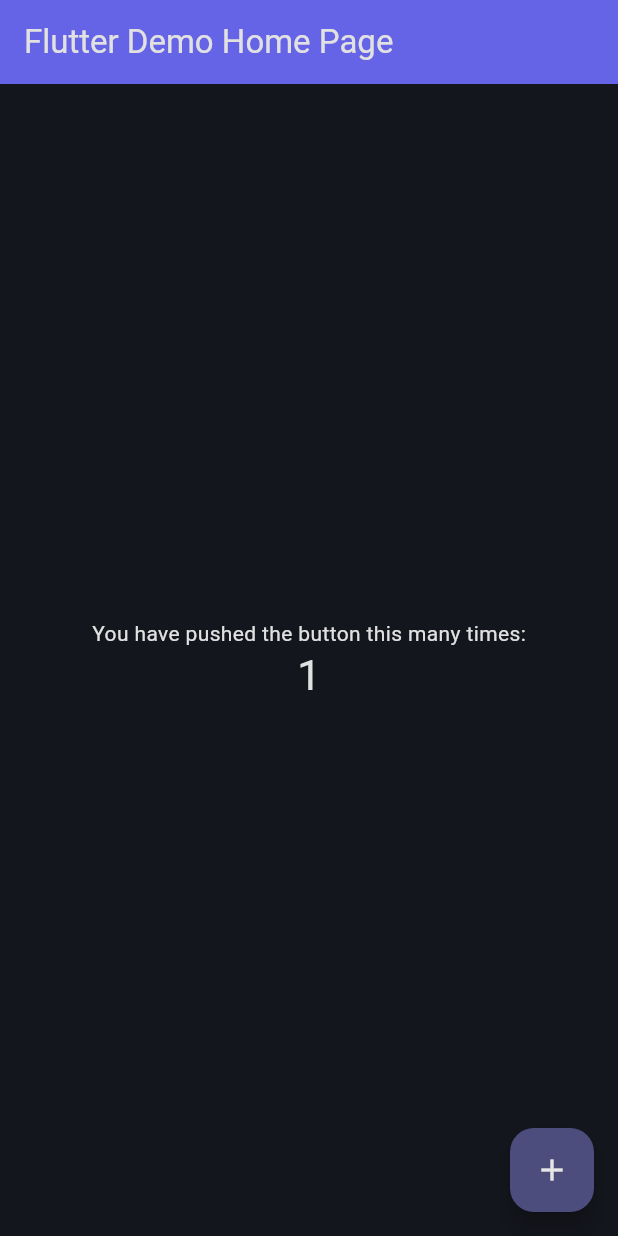
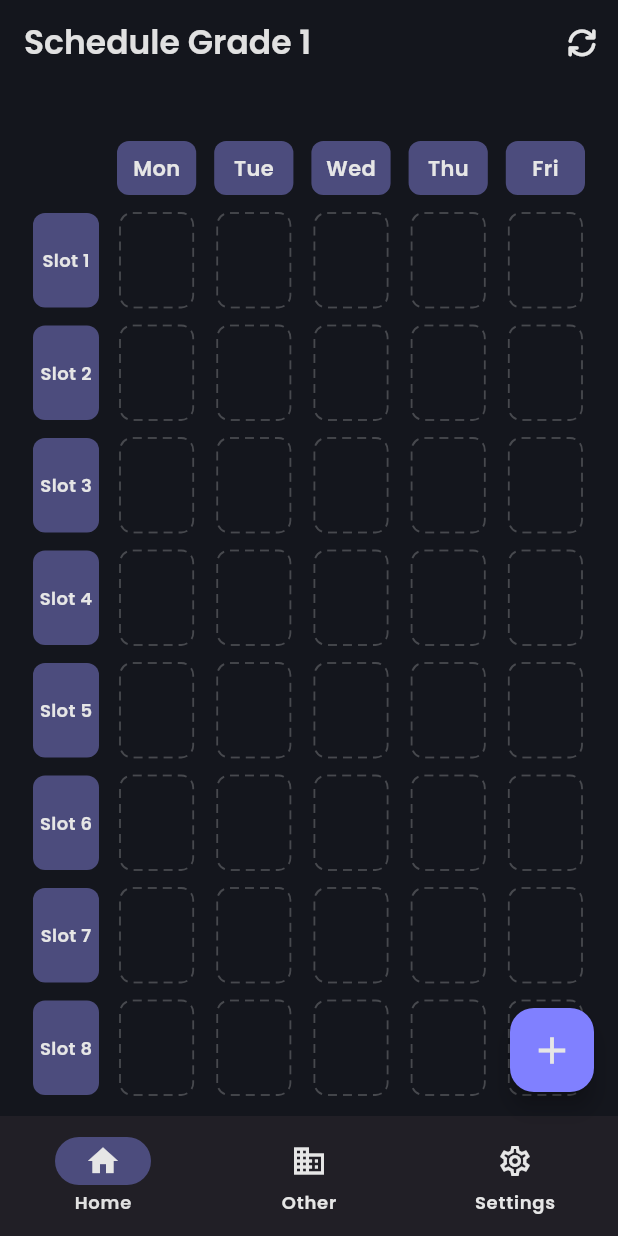
Before and after one commit to andongni0723/TimeGrid, a Flutter app: the screen it shows after launch, after a tap on the "add" icon, on a phone screen of 412 x 824 dp. Run offline on Flutter 3.47's test engine with Material 3 defaults, Android fonts, the phone set to English and light mode, and no system bars; our stand-ins replace font_awesome_flutter.

Commit message:
v0.1.0 - Add Grid Function

```diff
--- a/lib/main.dart
+++ b/lib/main.dart
@@ -1,55 +1,29 @@
 import 'package:flutter/material.dart';
-import 'package:timegrid/theme/Theme.dart';
+import 'package:font_awesome_flutter/font_awesome_flutter.dart';
+import 'package:timegrid/schedule.dart';
+import 'package:timegrid/theme/Theme.dart'; // 你的 color scheme 檔
 
-void main() {
-  runApp(const MyApp());
-}
+void main() => runApp(const MyApp());
 
 class MyApp extends StatelessWidget {
   const MyApp({super.key});
 
-  // This widget is the root of your application.
   @override
   Widget build(BuildContext context) {
     return MaterialApp(
-      title: 'Flutter Demo',
+      title: 'TimeGrid',
       theme: ThemeData(
-        // This is the theme of your application.
-        //
-        // TRY THIS: Try running your application with "flutter run". You'll see
-        // the application has a blue toolbar. Then, without quitting the app,
-        // try changing the seedColor in the colorScheme below to Colors.green
-        // and then invoke "hot reload" (save your changes or press the "hot
-        // reload" button in a Flutter-supported IDE, or press "r" if you used
-        // the command line to start the app).
-        //
-        // Notice that the counter didn't reset back to zero; the application
-        // state is not lost during the reload. To reset the state, use hot
-        // restart instead.
-        //
-        // This works for code too, not just values: Most code changes can be
-        // tested with just a hot reload.
-        // colorScheme: ColorScheme.fromSeed(seedColor: Colors.deepPurple),
         colorScheme: darkColorScheme,
+        fontFamily: 'Poppins',
         useMaterial3: true,
       ),
-      home: const MyHomePage(title: 'Flutter Demo Home Page'),
+      home: const MyHomePage(title: 'Schedule Grade 1'),
     );
   }
 }
 
 class MyHomePage extends StatefulWidget {
   const MyHomePage({super.key, required this.title});
-
-  // This widget is the home page of your application. It is stateful, meaning
-  // that it has a State object (defined below) that contains fields that affect
-  // how it looks.
-
-  // This class is the configuration for the state. It holds the values (in this
-  // case the title) provided by the parent (in this case the App widget) and
-  // used by the build method of the State. Fields in a Widget subclass are
-  // always marked "final".
-
   final String title;
 
   @override
@@ -58,70 +32,58 @@ class MyHomePage extends StatefulWidget {
 
 class _MyHomePageState extends State<MyHomePage> {
   int _counter = 0;
+  int _selectedIndex = 0; // For bottom navigation bar
 
-  void _incrementCounter() {
-    setState(() {
-      // This call to setState tells the Flutter framework that something has
-      // changed in this State, which causes it to rerun the build method below
-      // so that the display can reflect the updated values. If we changed
-      // _counter without calling setState(), then the build method would not be
-      // called again, and so nothing would appear to happen.
-      _counter++;
-    });
-  }
+  void _incrementCounter() => setState(() => _counter++);
 
   @override
   Widget build(BuildContext context) {
-    // This method is rerun every time setState is called, for instance as done
-    // by the _incrementCounter method above.
-    //
-    // The Flutter framework has been optimized to make rerunning build methods
-    // fast, so that you can just rebuild anything that needs updating rather
-    // than having to individually change instances of widgets.
+    final cs = Theme.of(context).colorScheme;
     return Scaffold(
       appBar: AppBar(
-        // TRY THIS: Try changing the color here to a specific color (to
-        // Colors.amber, perhaps?) and trigger a hot reload to see the AppBar
-        // change color while the other colors stay the same.
-        backgroundColor: Theme.of(context).colorScheme.inversePrimary,
-        // Here we take the value from the MyHomePage object that was created by
-        // the App.build method, and use it to set our appbar title.
+        backgroundColor: cs.surface,
         title: Text(widget.title),
+        actions: [
+          IconButton(
+            icon: const Icon(FontAwesomeIcons.arrowsRotate, size: 18.0), // Adjust size as needed
+            onPressed: () {}, // Add your search functionality here
+          )
+        ],
       ),
-      body: Center(
-        // Center is a layout widget. It takes a single child and positions it
-        // in the middle of the parent.
-        child: Column(
-          // Column is also a layout widget. It takes a list of children and
-          // arranges them vertically. By default, it sizes itself to fit its
-          // children horizontally, and tries to be as tall as its parent.
-          //
-          // Column has various properties to control how it sizes itself and
-          // how it positions its children. Here we use mainAxisAlignment to
-          // center the children vertically; the main axis here is the vertical
-          // axis because Columns are vertical (the cross axis would be
-          // horizontal).
-          //
-          // TRY THIS: Invoke "debug painting" (choose the "Toggle Debug Paint"
-          // action in the IDE, or press "p" in the console), to see the
-          // wireframe for each widget.
-          mainAxisAlignment: MainAxisAlignment.center,
-          children: <Widget>[
-            const Text(
-              'You have pushed the button this many times:',
-            ),
-            Text(
-              '$_counter',
-              style: Theme.of(context).textTheme.headlineMedium,
-            ),
-          ],
-        ),
-      ),
+      body: const ScheduleBody(),
       floatingActionButton: FloatingActionButton(
+        backgroundColor: cs.primary,
         onPressed: _incrementCounter,
         tooltip: 'Increment',
-        child: const Icon(Icons.add),
-      ), // This trailing comma makes auto-formatting nicer for build methods.
+        child: const Icon(Icons.add, size: 30,),
+      ),
+      bottomNavigationBar: NavigationBar(
+        onDestinationSelected: (int index) {
+          setState(() {
+            _selectedIndex = index;
+          });
+        },
+        backgroundColor: cs.surfaceContainerHighest,
+        indicatorColor: cs.primaryContainer,
+        selectedIndex: _selectedIndex,
+        destinations: const <Widget>[
+          NavigationDestination(
+            selectedIcon: Icon(Icons.home),
+            icon: Icon(Icons.home),
+            label: 'Home',
+          ),
+          NavigationDestination(
+            icon: Icon(Icons.business_outlined),
+            selectedIcon: Icon(Icons.business),
+            label: 'Other',
+          ),
+          NavigationDestination(
+            selectedIcon: Icon(Icons.settings),
+            icon: Icon(Icons.settings_outlined),
+            label: 'Settings',
+          ),
+        ],
+      ),
     );
   }
 }
--- /dev/null
+++ b/lib/schedule.dart
@@ -0,0 +1,357 @@
+import 'dart:ui' as ui;
+import 'package:flutter/material.dart';
+import 'dart:math' as math;
+import 'package:flutter/material.dart';
+
+class ScheduleBody extends StatelessWidget {
+  const ScheduleBody({super.key});
+  @override
+  Widget build(BuildContext context) {
+    return const Padding(
+      padding: EdgeInsets.symmetric(vertical: 32, horizontal: 16),
+      child: Center(child: ScheduleGrid()),
+    );
+  }
+}
+
+/// ScheduleGrid 現在是 Stateful，內部管理已加入的課程 (row, day)
+class ScheduleGrid extends StatefulWidget {
+  final int days;
+  final int rows;
+  final double rowHeight;
+  final double dayHeaderHeight;
+  final double timeLabelWidth;
+  final bool showHeaders;
+
+  const ScheduleGrid({
+    Key? key,
+    this.days = 5,
+    this.rows = 8,
+    this.rowHeight = 75.0,
+    this.dayHeaderHeight = 48.0,
+    this.timeLabelWidth = 56.0,
+    this.showHeaders = true,
+  }) : super(key: key);
+
+  @override
+  State<ScheduleGrid> createState() => _ScheduleGridState();
+}
+
+class _ScheduleGridState extends State<ScheduleGrid> {
+  // 用 string key "r,d" 表示 (row,day)；也可以改成自訂型別
+  final Set<String> _occupied = {};
+
+  String _keyFor(int row, int day) => '$row,$day';
+
+  bool _isOccupied(int row, int day) => _occupied.contains(_keyFor(row, day));
+
+  void _addAt(int row, int day) {
+    setState(() {
+      _occupied.add(_keyFor(row, day));
+    });
+  }
+
+  void _removeAt(int row, int day) {
+    setState(() {
+      _occupied.remove(_keyFor(row, day));
+    });
+  }
+
+  @override
+  Widget build(BuildContext context) {
+    final cs = Theme.of(context).colorScheme;
+    final dayNames = ['Mon', 'Tue', 'Wed', 'Thu', 'Fri'];
+
+    return LayoutBuilder(builder: (context, constraints) {
+      final maxWidth = constraints.maxWidth.isFinite ? constraints.maxWidth : MediaQuery.of(context).size.width;
+      final rightWidth = (maxWidth - widget.timeLabelWidth).clamp(0.0, maxWidth);
+      final dayWidth = widget.days > 0 ? rightWidth / widget.days : 0.0;
+      final totalHeight = widget.rows * widget.rowHeight;
+
+      return Column(
+        crossAxisAlignment: CrossAxisAlignment.start,
+        children: [
+          if (widget.showHeaders)
+            SizedBox(
+              height: widget.dayHeaderHeight,
+              child: Row(
+                children: [
+                  SizedBox(width: widget.timeLabelWidth),
+                  SizedBox(
+                    width: rightWidth,
+                    child: Row(
+                      children: List.generate(widget.days, (d) {
+                        return SizedBox(
+                          width: dayWidth,
+                          child: _HeaderCell(
+                            label: (d < dayNames.length) ? dayNames[d] : 'Day ${d + 1}',
+                            color: cs.primaryContainer,
+                            textColor: cs.onPrimaryContainer,
+                          ),
+                        );
+                      }),
+                    ),
+                  ),
+                ],
+              ),
+            ),
+
+          SizedBox(
+            height: totalHeight,
+            child: Row(
+              children: [
+                // 時間欄（左）
+                SizedBox(
+                  width: widget.timeLabelWidth,
+                  child: _TimeColumn(
+                    rows: widget.rows,
+                    rowHeight: widget.rowHeight,
+                    bgColor: cs.primaryContainer,
+                    textColor: cs.onPrimaryContainer,
+                  ),
+                ),
+
+                // 格子區（右）
+                SizedBox(
+                  width: rightWidth,
+                  child: Column(
+                    children: List.generate(widget.rows, (r) {
+                      return SizedBox(
+                        height: widget.rowHeight,
+                        child: Row(
+                          children: List.generate(widget.days, (d) {
+                            final occupied = _isOccupied(r, d);
+                            return SizedBox(
+                              width: dayWidth,
+                              child: Padding(
+                                padding: const EdgeInsets.symmetric(horizontal: 8.0, vertical: 6.0),
+                                child: GestureDetector(
+                                  onTap: () {
+                                    if (!occupied) {
+                                      // 新增課程（示範）
+                                      _addAt(r, d);
+                                    }
+                                  },
+                                  onLongPress: () {
+                                    if (occupied) {
+                                      _removeAt(r, d);
+                                    }
+                                  },
+                                  child: occupied
+                                      ? _CourseCard(
+                                    title: 'English',
+                                    room: 'R101',
+                                    color: cs.primary,
+                                  )
+                                      : _EmptyCell(
+                                    borderColor: cs.onSurface.withValues(alpha: 0.25),
+                                    radius: 8,
+                                    dashWidth: 6,
+                                    dashGap: 4,
+                                  ),
+                                ),
+                              ),
+                            );
+                          }),
+                        ),
+                      );
+                    }),
+                  ),
+                ),
+              ],
+            ),
+          ),
+        ],
+      );
+    });
+  }
+}
+
+/// Header 單日 cell
+class _HeaderCell extends StatelessWidget {
+  final String label;
+  final Color color;
+  final Color textColor;
+
+  const _HeaderCell({
+    Key? key,
+    required this.label,
+    required this.color,
+    required this.textColor,
+  }) : super(key: key);
+
+  @override
+  Widget build(BuildContext context) {
+    return Padding(
+      padding: const EdgeInsets.symmetric(horizontal: 6.0, vertical: 6.0),
+      child: Container(
+        alignment: Alignment.center,
+        decoration: BoxDecoration(
+          color: color,
+          borderRadius: BorderRadius.circular(8),
+        ),
+        child: Text(
+          label,
+          style: TextStyle(color: textColor, fontWeight: FontWeight.w600),
+        ),
+      ),
+    );
+  }
+}
+
+/// 左側時間 column（每個 slot 的 decoration 與 header 一致）
+class _TimeColumn extends StatelessWidget {
+  final int rows;
+  final double rowHeight;
+  final Color bgColor;
+  final Color textColor;
+
+  const _TimeColumn({
+    Key? key,
+    required this.rows,
+    required this.rowHeight,
+    required this.bgColor,
+    required this.textColor,
+  }) : super(key: key);
+
+  @override
+  Widget build(BuildContext context) {
+    return Column(
+      children: List.generate(rows, (r) {
+        return Padding(
+          padding: const EdgeInsets.symmetric(vertical: 6.0, horizontal: 6.0),
+          child: Container(
+            height: rowHeight - 12, // 扣掉 padding
+            decoration: BoxDecoration(
+              color: bgColor,
+              borderRadius: BorderRadius.circular(8),
+            ),
+            alignment: Alignment.center,
+            child: Text(
+              'Slot ${r + 1}',
+              style: TextStyle(color: textColor, fontSize: 12),
+            ),
+          ),
+        );
+      }),
+    );
+  }
+}
+
+/// 空格子：透明填滿 + 虛線圓角框
+class _EmptyCell extends StatelessWidget {
+  final Color borderColor;
+  final double radius;
+  final double dashWidth;
+  final double dashGap;
+
+  const _EmptyCell({
+    Key? key,
+    required this.borderColor,
+    this.radius = 8,
+    this.dashWidth = 6,
+    this.dashGap = 4,
+  }) : super(key: key);
+
+  @override
+  Widget build(BuildContext context) {
+    return CustomPaint(
+      painter: _DashedRoundedRectPainter(
+        color: borderColor,
+        radius: radius,
+        dashWidth: dashWidth,
+        dashGap: dashGap,
+      ),
+      child: Container(
+        padding: const EdgeInsets.all(6),
+        alignment: Alignment.topLeft,
+      ),
+    );
+  }
+}
+
+class _CourseCard extends StatelessWidget {
+  final String title;
+  final String room;
+  final Color color;
+
+  const _CourseCard({
+    Key? key,
+    required this.title,
+    required this.room,
+    required this.color,
+  }) : super(key: key);
+
+  @override
+  Widget build(BuildContext context) {
+    return Container(
+      // 以主題色為背景並帶點圓角與陰影
+      decoration: BoxDecoration(
+        color: color,
+        borderRadius: BorderRadius.circular(8),
+        boxShadow: const [BoxShadow(color: Colors.black26, blurRadius: 4, offset: Offset(0, 1))],
+      ),
+      padding: const EdgeInsets.all(8),
+      child: Column(
+        crossAxisAlignment: CrossAxisAlignment.start,
+        children: [
+          Text(title, style: const TextStyle(color: Colors.white, fontWeight: FontWeight.bold, fontSize: 10)),
+          const SizedBox(height: 4),
+          Text(room, style: const TextStyle(color: Colors.white70, fontSize: 9)),
+        ],
+      ),
+    );
+  }
+}
+
+/// CustomPainter：沿著 roundRect 繪製 dashed path
+class _DashedRoundedRectPainter extends CustomPainter {
+  final Color color;
+  final double radius;
+  final double dashWidth;
+  final double dashGap;
+  final double strokeWidth;
+
+  _DashedRoundedRectPainter({
+    required this.color,
+    this.radius = 8,
+    this.dashWidth = 6,
+    this.dashGap = 4,
+    this.strokeWidth = 1.2,
+  });
+
+  @override
+  void paint(Canvas canvas, Size size) {
+    if (size.width <= 0 || size.height <= 0) return;
+
+    final rect = Rect.fromLTWH(0, 0, size.width, size.height);
+    final rrect = RRect.fromRectAndRadius(rect, Radius.circular(radius));
+    final path = Path()..addRRect(rrect);
+
+    final paint = Paint()
+      ..style = PaintingStyle.stroke
+      ..strokeWidth = strokeWidth
+      ..color = color;
+
+    final pm = path.computeMetrics();
+    for (final metric in pm) {
+      double distance = 0.0;
+      final length = metric.length;
+      while (distance < length) {
+        final next = math.min(dashWidth, length - distance);
+        final extract = metric.extractPath(distance, distance + next);
+        canvas.drawPath(extract, paint);
+        distance += dashWidth + dashGap;
+      }
+    }
+  }
+
+  @override
+  bool shouldRepaint(covariant _DashedRoundedRectPainter old) {
+    return old.color != color ||
+        old.radius != radius ||
+        old.dashWidth != dashWidth ||
+        old.dashGap != dashGap ||
+        old.strokeWidth != strokeWidth;
+  }
+}
--- a/lib/theme/Theme.dart
+++ b/lib/theme/Theme.dart
@@ -3,7 +3,7 @@ import 'package:flutter/material.dart' show Brightness, Color, ColorScheme;
 const Color _cDarkOnBackground = Color(0xFFE6E6E6); // #E6E6E6
 const Color _cDarkSurface = Color(0xFF14161D);
 const Color _cDarkOnSurface = Color(0xFFE1E1E1);
-const Color _cSurfaceContainerHighest = Color(0xFF2B2E3A);
+const Color _cSurfaceContainerHighest = Color(0xFF211F26);
 const Color _cDarkOnSurfaceVariant = Color(0xFFE6E6E6);
 const Color _cPrimary = Color(0xFF8080FF); // #8080FF
 const Color _cPrimaryContainerDark = Color(0xFF4C4C7D);
```
Also changed, not shown: pubspec.yaml (+12 -14 lines), assets/fonts/Poppins-Bold.ttf (added), assets/fonts/Poppins-Regular.ttf (added), assets/fonts/Poppins-SemiBold.ttf (added), pubspec.lock, 2 other files.
